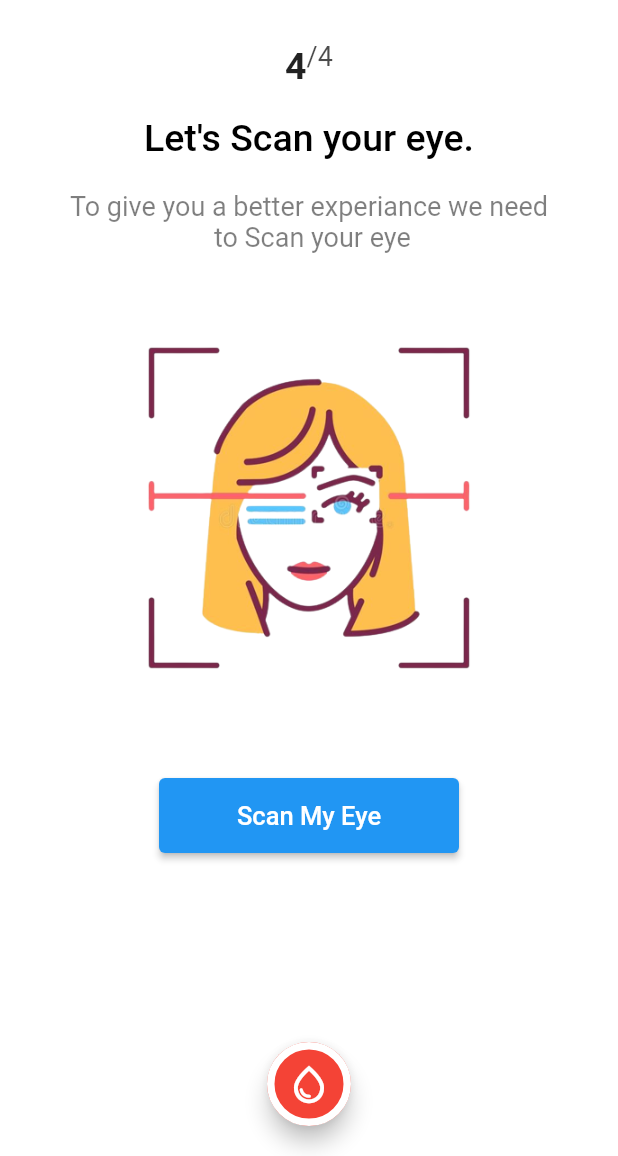
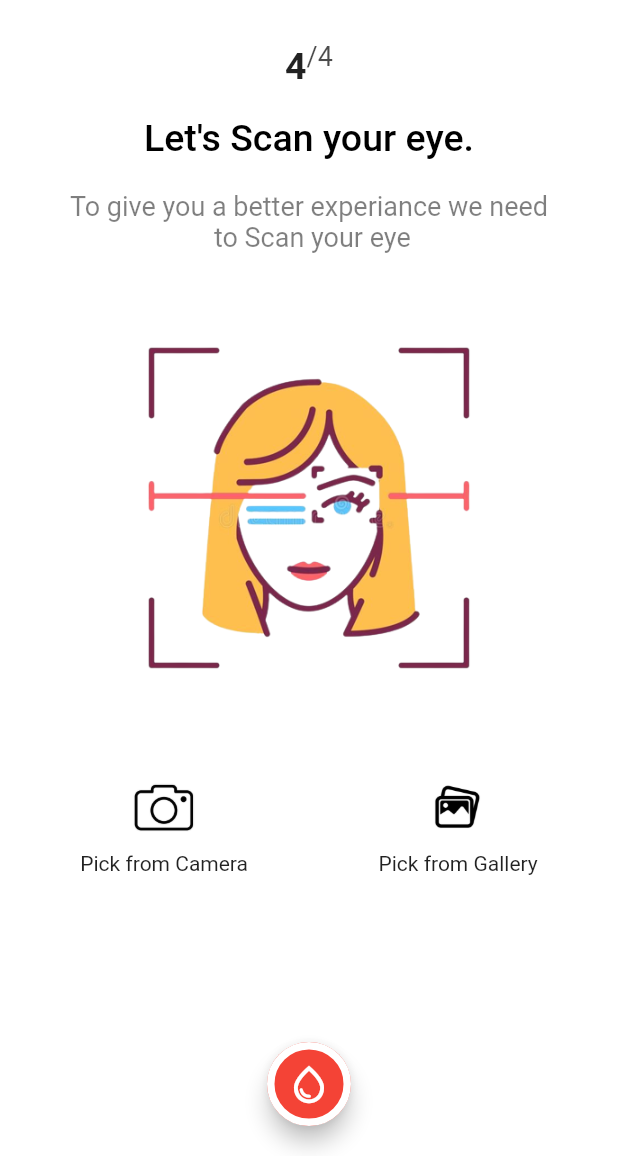
Before and after one commit to Kerolos129Yousef/NAD, a Flutter app: the EyeImageTap screen opened directly with empty values, on a phone screen of 412 x 824 dp, the part 80-1236 px from its top. Run offline on Flutter 3.47's test engine with Material 2 defaults, Android fonts, the phone set to English and light mode, and no system bars; our stand-ins replace country_picker, flutter_svg, image_picker; missing offline and left inert: horizontal_picker.

Commit message:
edit eyetap add gallery function and edit how to pass photo as file

```diff
--- a/lib/data_of_model.dart
+++ b/lib/data_of_model.dart
@@ -1,7 +1,9 @@
+import 'dart:io';
+
 class DataOfModel{
   String Country="";
   String Gender="";
   String Age="";
-  String ImagePath="";
-  DataOfModel(this.Country,this.Gender,this.Age,this.ImagePath);
+  File? Image;
+  DataOfModel(this.Country,this.Gender,this.Age,this.Image);
 }
--- a/lib/home_screen.dart
+++ b/lib/home_screen.dart
@@ -1,7 +1,7 @@
 import 'dart:io';
 import 'package:add/user_data_screen/age_tap.dart';
 import 'package:add/user_data_screen/country_tap.dart';
-import 'package:add/user_data_screen/eye_image_tap.dart';
+import 'package:add/user_data_screen/EyeScan/eye_image_tap.dart';
 import 'package:add/user_data_screen/Gender/gender_tap.dart';
 import 'package:flutter/material.dart';
 
--- a/lib/main.dart
+++ b/lib/main.dart
@@ -5,7 +5,7 @@ import 'package:add/splash_screen.dart';
 import 'package:add/user_data_screen/Gender/gender_tap.dart';
 import 'package:add/user_data_screen/age_tap.dart';
 import 'package:add/user_data_screen/country_tap.dart';
-import 'package:add/user_data_screen/eye_image_tap.dart';
+import 'package:add/user_data_screen/EyeScan/eye_image_tap.dart';
 import 'package:add/welcome_screen.dart';
 import 'package:flutter/material.dart';
 import 'package:flutter/services.dart';
--- a/lib/result.dart
+++ b/lib/result.dart
@@ -15,7 +15,7 @@ static const String routeName = "ResultScreen";
           Center(child: Text(Arg.Age)),
           Center(child: Text(Arg.Gender)),
           Center(child: Text(Arg.Country)),
-          Center(child: Text(Arg.ImagePath))
+          Center(child: Image.file(Arg.Image!))
         ],
       ),
     );
--- /dev/null
+++ b/lib/user_data_screen/EyeScan/eye_image_tap.dart
@@ -0,0 +1,149 @@
+
+
+import 'dart:io';
+
+import 'package:add/result.dart';
+import 'package:add/user_data_screen/EyeScan/pick_item.dart';
+import 'package:add/util/utilities.dart';
+import 'package:flutter/material.dart';
+import 'package:image_picker/image_picker.dart';
+
+import '../../data_of_model.dart';
+import '../../util/app_bar_global.dart';
+
+class EyeImageTap extends StatefulWidget {
+  static const String routeName="EyeImageScreen";
+  @override
+  State<EyeImageTap> createState() => _EyeImageTapState();
+}
+
+class _EyeImageTapState extends State<EyeImageTap> {
+  // final picker = ImagePicker();
+  // File? file ;
+  // XFile? pickedImage;
+
+  File? _image;
+
+
+
+  @override
+  Widget build(BuildContext context) {
+    var Arg = ModalRoute.of(context)?.settings.arguments as DataOfModel;
+    return Scaffold(
+      appBar: AppBar(
+        backgroundColor: Colors.white,
+        elevation: 0,
+        automaticallyImplyLeading: false,
+        title: AppBarGlobal(
+                (){
+              Navigator.pop(context);
+            }
+        ),
+      ),
+      backgroundColor: Colors.white,
+      body: Container(
+        padding: EdgeInsets.symmetric(horizontal: 10),
+        child: Column(
+          crossAxisAlignment: CrossAxisAlignment.center,
+          children: [
+            SizedBox(height: 10,),
+            Utilites(
+                pageNumer: "4",
+                pageTitle: "Let's Scan your eye.",
+                pageSubTitle:
+                    "To give you a better experiance we need \n to Scan your eye"),
+            SizedBox(height: 20,),
+            Image.asset("assets/images/eye_detection_t.png",width: 300,height: 300,),
+            SizedBox(height: 10,),
+             // Column(
+             //   children: [
+             //     customButton(title: "Pick from Gallery",icon: Icons.image,onClick: (){}),
+             //     SizedBox(height: 15,),
+             //     customButton(title: "Pick from Camera",icon: Icons.camera_alt_outlined, onClick: pickImage)
+             //
+             //   ],
+             // ),
+            //------------------------
+            //anthor way
+             Row(
+               mainAxisAlignment: MainAxisAlignment.spaceAround,
+               children: [
+                 PickItemWidget(title: "Pick from Camera",imageUrl: "assets/images/camera.PNG",onClick:PickImageFromCamera ,),
+                 PickItemWidget(title: "Pick from Gallery",imageUrl: "assets/images/Gallery.PNG",onClick:PickImageFromGallery ,),
+               ],
+             ),
+
+              SizedBox(
+                height: 100,
+              ),
+
+          ],
+        ),
+      ),
+      floatingActionButtonLocation: FloatingActionButtonLocation.centerDocked,
+      floatingActionButton: Container(
+        margin: EdgeInsets.only(bottom: 20),
+        child: FloatingActionButton(
+          onPressed: () {
+            Navigator.pushNamed(context, ResultScreen.routeName,arguments: DataOfModel(Arg.Country, Arg.Gender, Arg.Age,_image ));
+          },
+          child: Icon(
+            Icons.water_drop_outlined,
+            size: 30,
+          ),
+          backgroundColor: Colors.red,
+          foregroundColor: Colors.white,
+          shape: StadiumBorder(
+              side: BorderSide(
+                  color: Colors.white, width: 5, style: BorderStyle.solid)),
+        ),
+      ),
+    );
+  }
+  //---------------------------------
+//old way to pick image
+  // Future pickImage()async {
+  //    pickedImage = await ImagePicker().pickImage(source: ImageSource.camera);
+  //    setState(() {
+  //      file = File(pickedImage!.path);
+  //    });
+  // }
+  //---------------------------------------------
+  // Widget customButton({required String title,required IconData icon, required VoidCallback onClick}){
+  //   return ElevatedButton(
+  //       style: ElevatedButton.styleFrom(
+  //           minimumSize: Size(0, 50)
+  //       ),
+  //       onPressed: (){
+  //         onClick();
+  //       }, child: Row(
+  //         children: [
+  //           Icon(icon),
+  //           SizedBox(width: 10,),
+  //           Text(title,style: TextStyle(
+  //           fontSize: 17
+  //   ),),
+  //         ],
+  //       ));
+  // }
+  Future PickImageFromCamera()async{
+      final image = await ImagePicker().pickImage(source: ImageSource.camera);
+      if(image == null){
+        return;
+      }
+      final imageTemporary = File(image.path);
+      setState(() {
+        this._image = imageTemporary;
+      });
+  }
+  Future PickImageFromGallery()async{
+    final image = await ImagePicker().pickImage(source: ImageSource.gallery);
+    if(image == null){
+      return;
+    }
+    final imageTemporary = File(image.path);
+    setState(() {
+      this._image = imageTemporary;
+    });
+  }
+}
--- /dev/null
+++ b/lib/user_data_screen/EyeScan/pick_item.dart
@@ -0,0 +1,29 @@
+import 'package:flutter/material.dart';
+
+class PickItemWidget extends StatelessWidget {
+  String title;
+  String imageUrl;
+  Function onClick;
+  PickItemWidget({required this.title,required this.imageUrl,required this.onClick});
+  @override
+  Widget build(BuildContext context) {
+    return InkWell(
+      onTap: (){
+        onClick();
+      },
+      child: Container(
+        padding: EdgeInsets.all(8),
+        decoration: BoxDecoration(
+          border: Border.all(color: Colors.black,width: 1,style:BorderStyle.none),
+          borderRadius: BorderRadius.circular(12)
+        ),
+        child: Column(
+          children: [
+            Image.asset(imageUrl,height: 60,width: 60,),
+            Text(title)
+          ],
+        ),
+      ),
+    );
+  }
+}
--- a/lib/user_data_screen/Gender/gender_tap.dart
+++ b/lib/user_data_screen/Gender/gender_tap.dart
@@ -109,7 +109,7 @@ class GenderTap extends StatelessWidget {
         margin: EdgeInsets.only(bottom: 20),
         child: FloatingActionButton(
           onPressed: () {
-            Navigator.pushNamed(context, AgeTap.routeName,arguments:DataOfModel(Arg.Country, Gender, "", ""));
+            Navigator.pushNamed(context, AgeTap.routeName,arguments:DataOfModel(Arg.Country, Gender, "", null));
           },
           child: Icon(
             Icons.water_drop_outlined,
--- a/lib/user_data_screen/age_tap.dart
+++ b/lib/user_data_screen/age_tap.dart
@@ -1,4 +1,4 @@
-import 'package:add/user_data_screen/eye_image_tap.dart';
+import 'package:add/user_data_screen/EyeScan/eye_image_tap.dart';
 import 'package:flutter/material.dart';
 import 'package:horizontal_picker/horizontal_picker.dart';
 
@@ -59,7 +59,7 @@ class AgeTap extends StatelessWidget {
         margin: EdgeInsets.only(bottom: 20),
         child: FloatingActionButton(
           onPressed: () {
-            Navigator.pushNamed(context, EyeImageTap.routeName,arguments: DataOfModel(Arg.Country,Arg.Gender, Age.toString(),""));
+            Navigator.pushNamed(context, EyeImageTap.routeName,arguments: DataOfModel(Arg.Country,Arg.Gender, Age.toString(),null));
           },
           child: Icon(
             Icons.water_drop_outlined,
--- a/lib/user_data_screen/country_tap.dart
+++ b/lib/user_data_screen/country_tap.dart
@@ -94,7 +94,7 @@ class CountryTap extends StatelessWidget {
         child: FloatingActionButton(
           onPressed: () {
             Navigator.pushNamed(context, GenderTap.routeName,
-                arguments: DataOfModel(selectedCountry, "", "", ""));
+                arguments: DataOfModel(selectedCountry, "", "", null));
           },
           child: Icon(
             Icons.water_drop_outlined,
--- a/lib/user_data_screen/eye_image_tap.dart
+++ /dev/null
@@ -1,98 +0,0 @@
-
-
-import 'dart:io';
-
-import 'package:add/result.dart';
-import 'package:add/util/utilities.dart';
-import 'package:flutter/material.dart';
-import 'package:image_picker/image_picker.dart';
-
-import '../data_of_model.dart';
-import '../util/app_bar_global.dart';
-
-class EyeImageTap extends StatefulWidget {
-  static const String routeName="EyeImageScreen";
-  @override
-  State<EyeImageTap> createState() => _EyeImageTapState();
-}
-
-class _EyeImageTapState extends State<EyeImageTap> {
-  final picker = ImagePicker();
-  File? file ;
-  XFile? pickedImage;
-
-
-
-  @override
-  Widget build(BuildContext context) {
-    var Arg = ModalRoute.of(context)?.settings.arguments as DataOfModel;
-    return Scaffold(
-      appBar: AppBar(
-        backgroundColor: Colors.white,
-        elevation: 0,
-        automaticallyImplyLeading: false,
-        title: AppBarGlobal(
-                (){
-              Navigator.pop(context);
-            }
-        ),
-      ),
-      backgroundColor: Colors.white,
-      body: Container(
-        padding: EdgeInsets.symmetric(horizontal: 10),
-        child: Column(
-          crossAxisAlignment: CrossAxisAlignment.center,
-          children: [
-            SizedBox(height: 10,),
-            Utilites(
-                pageNumer: "4",
-                pageTitle: "Let's Scan your eye.",
-                pageSubTitle:
-                    "To give you a better experiance we need \n to Scan your eye"),
-            SizedBox(height: 20,),
-            Image.asset("assets/images/eye_detection_t.png",width: 300,height: 300,),
-            SizedBox(height: 30,),
-            ElevatedButton(
-              style: ElevatedButton.styleFrom(
-                minimumSize: Size(200, 50)
-              ),
-                onPressed: (){
-                pickImage();
-                }, child: Text("Scan My Eye",style: TextStyle(
-              fontSize: 17
-            ),)),
-              SizedBox(
-                height: 100,
-              ),
-
-          ],
-        ),
-      ),
-      floatingActionButtonLocation: FloatingActionButtonLocation.centerDocked,
-      floatingActionButton: Container(
-        margin: EdgeInsets.only(bottom: 20),
-        child: FloatingActionButton(
-          onPressed: () {
-            Navigator.pushNamed(context, ResultScreen.routeName,arguments: DataOfModel(Arg.Country, Arg.Gender, Arg.Age, ""));
-          },
-          child: Icon(
-            Icons.water_drop_outlined,
-            size: 30,
-          ),
-          backgroundColor: Colors.red,
-          foregroundColor: Colors.white,
-          shape: StadiumBorder(
-              side: BorderSide(
-                  color: Colors.white, width: 5, style: BorderStyle.solid)),
-        ),
-      ),
-    );
-  }
-
-  Future pickImage()async {
-     pickedImage = await ImagePicker().pickImage(source: ImageSource.camera);
-     setState(() {
-       file = File(pickedImage!.path);
-     });
-  }
-}
--- a/pubspec.yaml
+++ b/pubspec.yaml
@@ -40,6 +40,7 @@ dependencies:
   country_picker: ^2.0.20
   image_picker: ^0.8.6+4
   path: 1.8.2
+  path_provider: ^2.0.15
 
 dev_dependencies:
   flutter_test:
```
Also changed, not shown: assets/images/Gallery.PNG (added), assets/images/camera.PNG (added), pubspec.lock, 1 other file.
